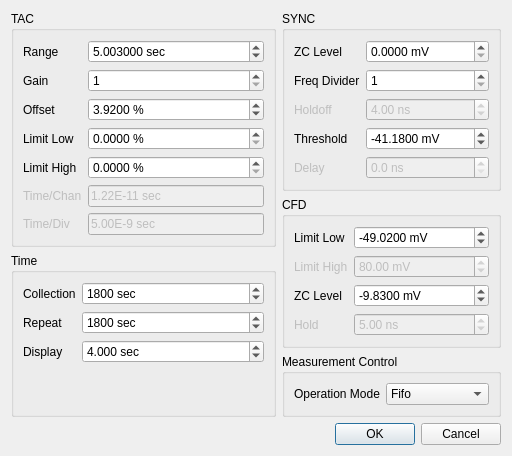
This is src/qudi/gui/tcspc/tcsps_system_parameters.ui in tugatoconhelado/Qoptics_exp as Qt 5 draws it before an edit. The edited form follows.
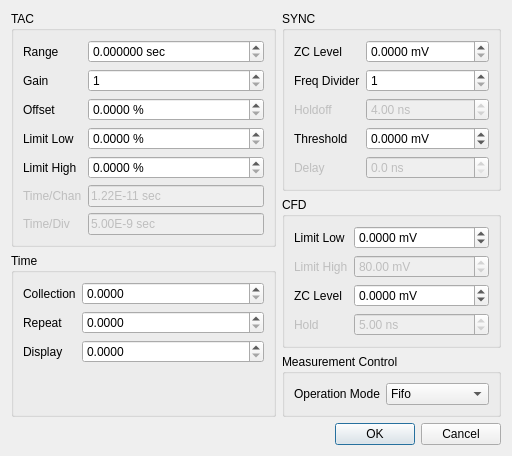
This is the edited form.

Commit message: TCSPC parameter box

The edit to the form file:
```diff
--- a/src/qudi/gui/tcspc/tcsps_system_parameters.ui
+++ b/src/qudi/gui/tcspc/tcsps_system_parameters.ui
@@ -43,7 +43,7 @@
              <double>10000000000000000139372116959414099130712064.000000000000000</double>
             </property>
             <property name="value">
-             <double>5.003000000000000</double>
+             <double>0.000000000000000</double>
             </property>
            </widget>
           </item>
@@ -86,7 +86,7 @@
              <double>100.000000000000000</double>
             </property>
             <property name="value">
-             <double>3.920000000000000</double>
+             <double>0.000000000000000</double>
             </property>
            </widget>
           </item>
@@ -201,47 +201,32 @@
            </widget>
           </item>
           <item row="0" column="1">
-           <widget class="QSpinBox" name="time_collection_spinbox">
-            <property name="suffix">
-             <string> sec</string>
+           <widget class="QDoubleSpinBox" name="collection_time_spinbox">
+            <property name="decimals">
+             <number>4</number>
             </property>
             <property name="maximum">
-             <number>999999999</number>
-            </property>
-            <property name="value">
-             <number>1800</number>
-            </property>
-            <property name="displayIntegerBase">
-             <number>10</number>
+             <double>10000000000000000.000000000000000</double>
             </property>
            </widget>
           </item>
           <item row="1" column="1">
-           <widget class="QSpinBox" name="time_repeat_spinbox">
-            <property name="suffix">
-             <string> sec</string>
+           <widget class="QDoubleSpinBox" name="repeat_time_spinbox">
+            <property name="decimals">
+             <number>4</number>
             </property>
             <property name="maximum">
-             <number>999999999</number>
-            </property>
-            <property name="value">
-             <number>1800</number>
+             <double>10000000000000000000.000000000000000</double>
             </property>
            </widget>
           </item>
           <item row="2" column="1">
-           <widget class="QDoubleSpinBox" name="time_display_spinbox">
-            <property name="prefix">
-             <string/>
-            </property>
-            <property name="suffix">
-             <string> sec</string>
-            </property>
+           <widget class="QDoubleSpinBox" name="display_time_spinbox">
             <property name="decimals">
-             <number>3</number>
+             <number>4</number>
             </property>
-            <property name="value">
-             <double>4.000000000000000</double>
+            <property name="maximum">
+             <double>100000000000000000.000000000000000</double>
             </property>
            </widget>
           </item>
@@ -314,7 +299,7 @@
              <double>10000000000000000000.000000000000000</double>
             </property>
             <property name="value">
-             <double>-41.180000000000000</double>
+             <double>0.000000000000000</double>
             </property>
            </widget>
           </item>
@@ -395,7 +380,7 @@
              <double>1000000000000000000.000000000000000</double>
             </property>
             <property name="value">
-             <double>-49.020000000000003</double>
+             <double>0.000000000000000</double>
             </property>
            </widget>
           </item>
@@ -421,7 +406,7 @@
              <double>1000000000000000000000.000000000000000</double>
             </property>
             <property name="value">
-             <double>-9.830000000000000</double>
+             <double>0.000000000000000</double>
             </property>
            </widget>
           </item>
```
The commit also changes 7 other files.
